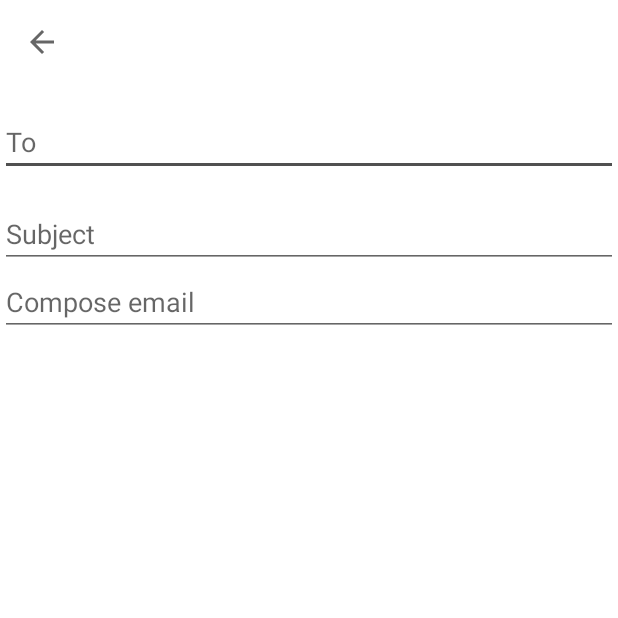
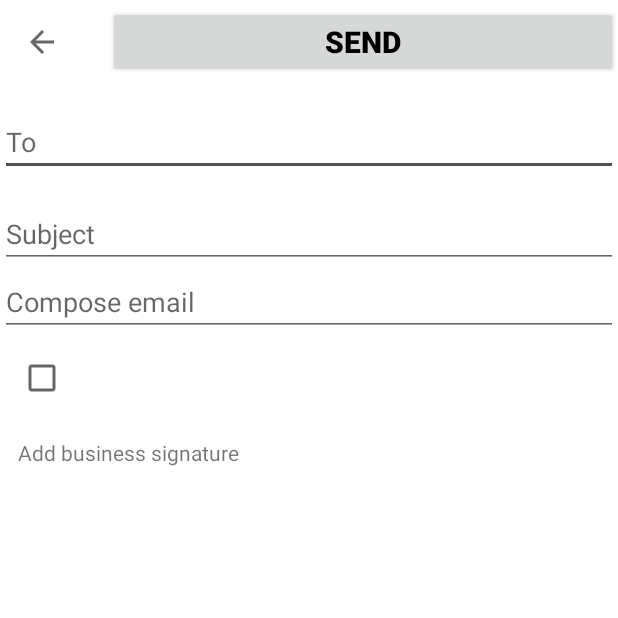
Before and after one commit to Wadimir/SamsungAndroid, an Android app: the NewEmailActivity screen opened directly, with no data from a screen before it, on a phone screen of 412 x 824 dp, the top half of it. Run offline under Robolectric (Android 15) with nearby library versions, the light colour scheme and no system bars.

Commit message:
Added some updates.

```diff
--- a/app/src/main/res/layout/activity_detale_email.xml
+++ b/app/src/main/res/layout/activity_detale_email.xml
@@ -69,14 +69,14 @@
         android:layout_width="wrap_content"
         android:layout_height="wrap_content"
         android:layout_below="@id/tv_first"
-        android:text="REPLY"/>
+        android:text="@string/reply"/>
 
     <Button
         android:layout_width="wrap_content"
         android:layout_height="wrap_content"
         android:layout_below="@id/tv_first"
         android:layout_toEndOf="@id/reply"
-        android:text="FORWARD"/>
+        android:text="@string/forward"/>
 
 
 </RelativeLayout>
--- a/app/src/main/res/layout/activity_main.xml
+++ b/app/src/main/res/layout/activity_main.xml
@@ -25,13 +25,6 @@
             android:textSize="28sp"
             android:textStyle="bold" />
 
-        <Button
-            android:layout_width="match_parent"
-            android:layout_height="wrap_content"
-            android:text="SEND"
-            android:textColor="#000000"
-            android:textSize="20sp"
-            android:textStyle="bold"/>
 
     </android.support.v7.widget.Toolbar>
 
--- a/app/src/main/res/layout/activity_new_email_acrivity.xml
+++ b/app/src/main/res/layout/activity_new_email_acrivity.xml
@@ -13,7 +13,18 @@
         android:layout_width="match_parent"
         android:layout_height="?attr/actionBarSize"
         android:background="#ffffff"
-        app:title=" " />
+        app:title=" " >
+
+    <Button
+        android:id="@+id/send"
+        android:layout_width="match_parent"
+        android:layout_height="wrap_content"
+        android:text="@string/send"
+        android:textColor="#000000"
+        android:textSize="20sp"
+        android:textStyle="bold"/>
+
+    </android.support.v7.widget.Toolbar>
 
 
     <EditText
@@ -31,9 +42,28 @@
         android:inputType="textMultiLine"/>
 
     <EditText
+        android:id="@+id/forwhom"
         android:layout_width="match_parent"
         android:layout_height="wrap_content"
         android:hint="@string/compose"
         android:inputType="textMultiLine"/>
 
+    <android.support.v7.widget.AppCompatCheckBox
+
+        android:id="@+id/galochka"
+        android:layout_width="wrap_content"
+        android:layout_height="wrap_content"
+        android:layout_below="@id/forwhom"
+        android:layout_alignParentBottom="true"
+        android:layout_margin="12dp" />
+
+    <TextView
+        android:layout_width="wrap_content"
+        android:layout_height="wrap_content"
+        android:layout_toRightOf="@id/galochka"
+        android:layout_alignParentTop="true"
+        android:layout_alignParentEnd="true"
+        android:layout_margin="12dp"
+        android:text="@string/chekbox" />
+
 </LinearLayout>
--- a/app/src/main/res/values/strings.xml
+++ b/app/src/main/res/values/strings.xml
@@ -11,4 +11,8 @@
     <string name="who">To</string>
     <string name="subject">Subject</string>
     <string name="compose">Compose email</string>
+    <string name="send">SEND</string>
+    <string name="reply">REPLY</string>
+    <string name="forward">FORWARD</string>
+    <string name="chekbox">Add business signature</string>
 </resources>
```
Also changed, not shown: 1 other file.
